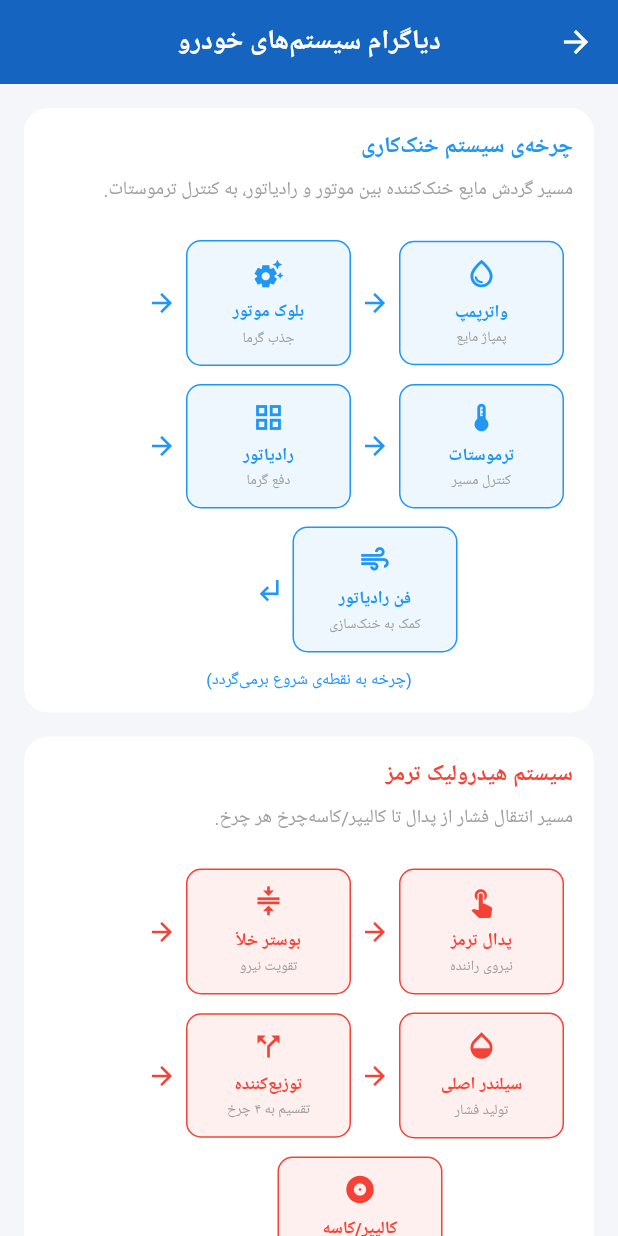
After one commit to Reza1162/mekaaniyar, a Flutter app: the SystemDiagramsPage screen opened directly, on a phone screen of 412 x 824 dp. The commit adds this screen. Run offline on Flutter 3.47's test engine with Material 3 defaults, Android fonts, the phone set to English and light mode, and no system bars; our stand-ins replace fl_chart, flutter_local_notifications, flutter_markdown, pdf, share_plus, shared_preferences; missing offline and left inert: arabic_reshaper, bluetooth_classic; accounts and stored records are empty; Roboto replaces fonts that are missing (Vazir).

Commit message:
feat: add schematic system flow diagrams (cooling, brakes, charging, AC)

```diff
--- /dev/null
+++ b/lib/features/tools/flow_diagram_view.dart
@@ -0,0 +1,97 @@
+import 'package:flutter/material.dart';
+
+class FlowNode {
+  final String label;
+  final IconData icon;
+  final String? note;
+  FlowNode(this.label, this.icon, {this.note});
+}
+
+class SystemDiagram {
+  final String title;
+  final String description;
+  final List<FlowNode> nodes; // rendered as a loop or chain, in order
+  final bool isLoop; // if true, last node arrows back to first
+  final Color color;
+  SystemDiagram({
+    required this.title,
+    required this.description,
+    required this.nodes,
+    required this.color,
+    this.isLoop = false,
+  });
+}
+
+/// Renders a system as a wrapped chain of labeled boxes connected by
+/// arrows -- a schematic flow diagram, not a photorealistic drawing.
+/// This keeps every diagram both original artwork (no copyright risk)
+/// and structurally accurate, without needing precise freehand layout.
+class FlowDiagramView extends StatelessWidget {
+  final SystemDiagram diagram;
+  const FlowDiagramView({super.key, required this.diagram});
+
+  @override
+  Widget build(BuildContext context) {
+    final nodes = diagram.nodes;
+    return Column(
+      crossAxisAlignment: CrossAxisAlignment.start,
+      children: [
+        Text(diagram.description, style: const TextStyle(fontSize: 12.5, color: Colors.grey, height: 1.7)),
+        const SizedBox(height: 16),
+        Wrap(
+          alignment: WrapAlignment.center,
+          crossAxisAlignment: WrapCrossAlignment.center,
+          children: [
+            for (int i = 0; i < nodes.length; i++) ...[
+              _NodeBox(node: nodes[i], color: diagram.color),
+              if (i < nodes.length - 1)
+                Icon(Icons.arrow_back, color: diagram.color, size: 20)
+              else if (diagram.isLoop)
+                Icon(Icons.subdirectory_arrow_left, color: diagram.color, size: 20),
+            ],
+          ],
+        ),
+        if (diagram.isLoop) ...[
+          const SizedBox(height: 4),
+          Center(
+            child: Text('(چرخه به نقطه‌ی شروع برمی‌گردد)',
+                style: TextStyle(fontSize: 11, color: diagram.color)),
+          ),
+        ],
+      ],
+    );
+  }
+}
+
+class _NodeBox extends StatelessWidget {
+  final FlowNode node;
+  final Color color;
+  const _NodeBox({required this.node, required this.color});
+
+  @override
+  Widget build(BuildContext context) {
+    return Container(
+      margin: const EdgeInsets.all(6),
+      padding: const EdgeInsets.symmetric(horizontal: 12, vertical: 10),
+      width: 110,
+      decoration: BoxDecoration(
+        color: color.withOpacity(0.08),
+        border: Border.all(color: color),
+        borderRadius: BorderRadius.circular(10),
+      ),
+      child: Column(
+        children: [
+          Icon(node.icon, color: color, size: 22),
+          const SizedBox(height: 6),
+          Text(node.label,
+              textAlign: TextAlign.center,
+              style: TextStyle(fontSize: 11.5, fontWeight: FontWeight.w600, color: color)),
+          if (node.note != null) ...[
+            const SizedBox(height: 3),
+            Text(node.note!, textAlign: TextAlign.center, style: const TextStyle(fontSize: 9.5, color: Colors.grey)),
+          ],
+        ],
+      ),
+    );
+  }
+}
--- /dev/null
+++ b/lib/features/tools/system_diagrams_page.dart
@@ -0,0 +1,87 @@
+import 'package:flutter/material.dart';
+import 'flow_diagram_view.dart';
+
+class SystemDiagramsPage extends StatelessWidget {
+  const SystemDiagramsPage({super.key});
+
+  static final List<SystemDiagram> _diagrams = [
+    SystemDiagram(
+      title: 'چرخه‌ی سیستم خنک‌کاری',
+      description: 'مسیر گردش مایع خنک‌کننده بین موتور و رادیاتور، به کنترل ترموستات.',
+      color: Colors.blue,
+      isLoop: true,
+      nodes: [
+        FlowNode('واترپمپ', Icons.water_drop_outlined, note: 'پمپاژ مایع'),
+        FlowNode('بلوک موتور', Icons.settings_suggest, note: 'جذب گرما'),
+        FlowNode('ترموستات', Icons.thermostat, note: 'کنترل مسیر'),
+        FlowNode('رادیاتور', Icons.grid_view, note: 'دفع گرما'),
+        FlowNode('فن رادیاتور', Icons.air, note: 'کمک به خنک‌سازی'),
+      ],
+    ),
+    SystemDiagram(
+      title: 'سیستم هیدرولیک ترمز',
+      description: 'مسیر انتقال فشار از پدال تا کالیپر/کاسه‌چرخ هر چرخ.',
+      color: Colors.red,
+      nodes: [
+        FlowNode('پدال ترمز', Icons.touch_app, note: 'نیروی راننده'),
+        FlowNode('بوستر خلأ', Icons.compress, note: 'تقویت نیرو'),
+        FlowNode('سیلندر اصلی', Icons.opacity, note: 'تولید فشار'),
+        FlowNode('توزیع‌کننده', Icons.call_split, note: 'تقسیم به ۴ چرخ'),
+        FlowNode('کالیپر/کاسه', Icons.album, note: 'فشردن لنت'),
+      ],
+    ),
+    SystemDiagram(
+      title: 'سیستم شارژ باتری',
+      description: 'مسیر تولید و تنظیم برق برای شارژ باتری و تغذیه مصرف‌کننده‌ها.',
+      color: Colors.amber.shade800,
+      nodes: [
+        FlowNode('موتور', Icons.settings, note: 'نیروی محرکه'),
+        FlowNode('آلترناتور', Icons.electric_bolt, note: 'تولید برق AC'),
+        FlowNode('رگولاتور', Icons.tune, note: 'یکسوسازی + تنظیم ولتاژ'),
+        FlowNode('باتری', Icons.battery_charging_full, note: 'ذخیره برق'),
+        FlowNode('مصرف‌کننده‌ها', Icons.lightbulb_outline, note: 'چراغ، رادیو...'),
+      ],
+    ),
+    SystemDiagram(
+      title: 'چرخه‌ی سیستم کولر گازی',
+      description: 'چرخه‌ی تراکم و انبساط گاز مبرد برای خنک‌کردن کابین.',
+      color: Colors.teal,
+      isLoop: true,
+      nodes: [
+        FlowNode('کمپرسور', Icons.compress, note: 'فشرده‌سازی گاز'),
+        FlowNode('کندانسور', Icons.grid_view, note: 'مایع‌شدن گاز'),
+        FlowNode('فیلتر درایر', Icons.filter_alt_outlined, note: 'خشک‌کردن/فیلتر'),
+        FlowNode('شیر انبساط', Icons.change_history, note: 'افت فشار ناگهانی'),
+        FlowNode('اواپراتور', Icons.ac_unit, note: 'جذب گرمای کابین'),
+      ],
+    ),
+  ];
+
+  @override
+  Widget build(BuildContext context) {
+    return Scaffold(
+      appBar: AppBar(title: const Text('دیاگرام سیستم‌های خودرو')),
+      body: ListView.builder(
+        padding: const EdgeInsets.all(16),
+        itemCount: _diagrams.length,
+        itemBuilder: (_, i) {
+          final d = _diagrams[i];
+          return Card(
+            margin: const EdgeInsets.only(bottom: 16),
+            child: Padding(
+              padding: const EdgeInsets.all(14),
+              child: Column(
+                crossAxisAlignment: CrossAxisAlignment.start,
+                children: [
+                  Text(d.title, style: TextStyle(fontWeight: FontWeight.bold, fontSize: 15, color: d.color)),
+                  const SizedBox(height: 8),
+                  FlowDiagramView(diagram: d),
+                ],
+              ),
+            ),
+          );
+        },
+      ),
+    );
+  }
+}
--- a/lib/features/tools/tools_page.dart
+++ b/lib/features/tools/tools_page.dart
@@ -14,6 +14,7 @@ import 'tyre_calculator.dart';
 import 'engine_displacement.dart';
 import '../vin/vin_decoder_page.dart';
 import 'obd2_connector_diagram.dart';
+import 'system_diagrams_page.dart';
 
 class ToolsPage extends StatelessWidget {
   const ToolsPage({super.key});
@@ -35,6 +36,7 @@ class ToolsPage extends StatelessWidget {
       {'title': 'حجم موتور', 'subtitle': 'از Bore و Stroke', 'icon': Icons.engineering, 'color': Colors.deepOrange, 'page': const EngineDisplacementCalculator()},
       {'title': 'رمزگشایی VIN', 'subtitle': 'سازنده و سال تولید از شماره شاسی', 'icon': Icons.pin_outlined, 'color': Colors.blueGrey, 'page': const VinDecoderPage()},
       {'title': 'دیاگرام سوکت OBD2', 'subtitle': 'نمای پین‌های سوکت ۱۶پین', 'icon': Icons.settings_input_hdmi, 'color': Colors.indigo, 'page': const Obd2ConnectorDiagram()},
+      {'title': 'دیاگرام سیستم‌ها', 'subtitle': 'خنک‌کاری، ترمز، شارژ، کولر', 'icon': Icons.account_tree_outlined, 'color': Colors.teal, 'page': const SystemDiagramsPage()},
     ];
 
     return Scaffold(
```
